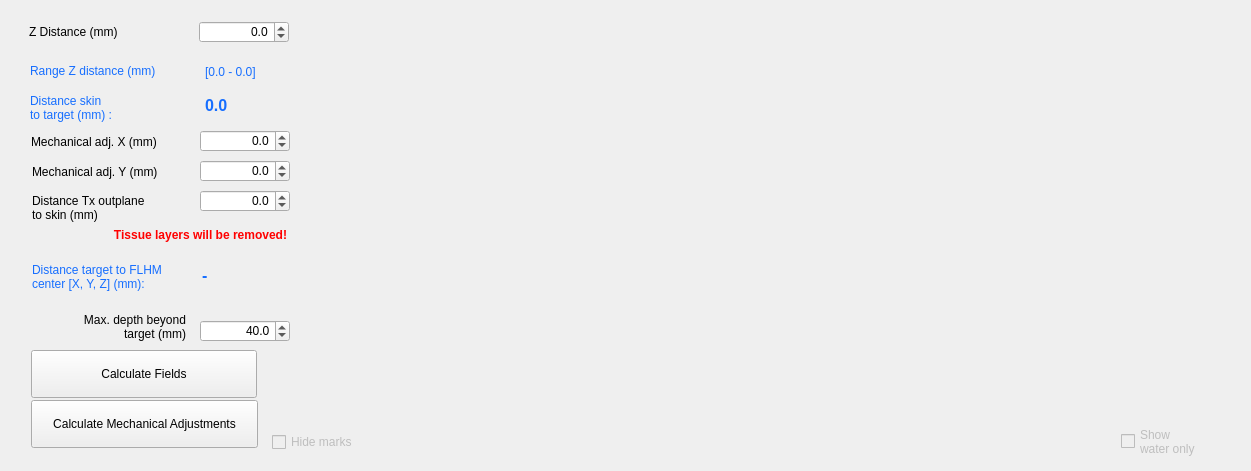
The window that BabelBrain/_Babel_RingTx/form.ui (acoreas/BabelBrain) describes before a commit, drawn with Qt 5.
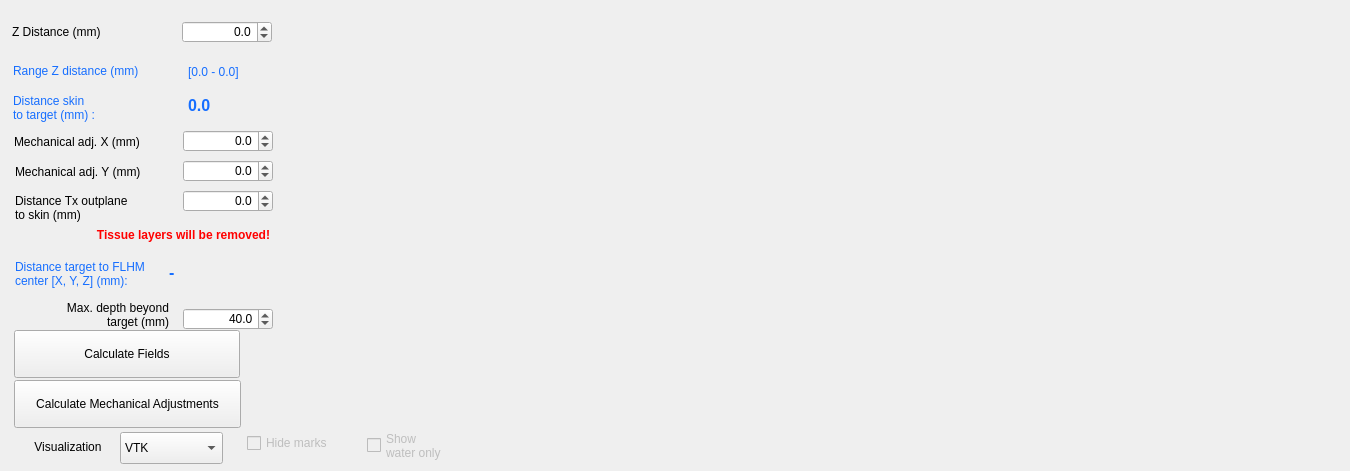
The same window after the commit.

The edit to the form file:
```diff
--- a/BabelBrain/_Babel_RingTx/form.ui
+++ b/BabelBrain/_Babel_RingTx/form.ui
@@ -6,7 +6,7 @@
    <rect>
     <x>0</x>
     <y>0</y>
-    <width>1251</width>
+    <width>1350</width>
     <height>471</height>
    </rect>
   </property>
@@ -19,10 +19,10 @@
   <widget class="QWidget" name="AcField_plot1" native="true">
    <property name="geometry">
     <rect>
-     <x>343</x>
-     <y>30</y>
-     <width>868</width>
-     <height>381</height>
+     <x>310</x>
+     <y>5</y>
+     <width>1026</width>
+     <height>411</height>
     </rect>
    </property>
   </widget>
@@ -32,8 +32,8 @@
    </property>
    <property name="geometry">
     <rect>
-     <x>1121</x>
-     <y>416</y>
+     <x>367</x>
+     <y>420</y>
      <width>91</width>
      <height>51</height>
     </rect>
@@ -46,17 +46,17 @@
   <widget class="QWidget" name="IsppaScrollBars" native="true">
    <property name="geometry">
     <rect>
-     <x>405</x>
-     <y>410</y>
-     <width>714</width>
-     <height>61</height>
+     <x>483</x>
+     <y>419</y>
+     <width>848</width>
+     <height>52</height>
     </rect>
    </property>
   </widget>
   <widget class="QDoubleSpinBox" name="YMechanicSpinBox">
    <property name="geometry">
     <rect>
-     <x>200</x>
+     <x>183</x>
      <y>160</y>
      <width>90</width>
      <height>22</height>
@@ -84,7 +84,7 @@
   <widget class="QLabel" name="label_24">
    <property name="geometry">
     <rect>
-     <x>32</x>
+     <x>15</x>
      <y>192</y>
      <width>143</width>
      <height>31</height>
@@ -98,8 +98,8 @@
   <widget class="QDoubleSpinBox" name="MaxDepthSpinBox">
    <property name="geometry">
     <rect>
-     <x>200</x>
-     <y>320</y>
+     <x>183</x>
+     <y>308</y>
      <width>90</width>
      <height>22</height>
     </rect>
@@ -126,7 +126,7 @@
   <widget class="QLabel" name="TPORangeLabel">
    <property name="geometry">
     <rect>
-     <x>205</x>
+     <x>188</x>
      <y>60</y>
      <width>88</width>
      <height>23</height>
@@ -139,26 +139,10 @@
     <string>[0.0 - 0.0]</string>
    </property>
   </widget>
-  <widget class="QCheckBox" name="HideMarkscheckBox">
-   <property name="enabled">
-    <bool>false</bool>
-   </property>
-   <property name="geometry">
-    <rect>
-     <x>272</x>
-     <y>428</y>
-     <width>93</width>
-     <height>28</height>
-    </rect>
-   </property>
-   <property name="text">
-    <string>Hide marks</string>
-   </property>
-  </widget>
   <widget class="QLabel" name="LabelTissueRemoved">
    <property name="geometry">
     <rect>
-     <x>99</x>
+     <x>82</x>
      <y>220</y>
      <width>203</width>
      <height>30</height>
@@ -182,8 +166,8 @@
   <widget class="QLabel" name="label_25">
    <property name="geometry">
     <rect>
-     <x>33</x>
-     <y>312</y>
+     <x>16</x>
+     <y>300</y>
      <width>153</width>
      <height>30</height>
     </rect>
@@ -199,7 +183,7 @@
   <widget class="QLabel" name="label_21">
    <property name="geometry">
     <rect>
-     <x>30</x>
+     <x>13</x>
      <y>92</y>
      <width>150</width>
      <height>31</height>
@@ -219,8 +203,8 @@
   <widget class="QLabel" name="label_27">
    <property name="geometry">
     <rect>
-     <x>32</x>
-     <y>253</y>
+     <x>15</x>
+     <y>250</y>
      <width>164</width>
      <height>47</height>
     </rect>
@@ -239,7 +223,7 @@
   <widget class="QLabel" name="labelTPODistance">
    <property name="geometry">
     <rect>
-     <x>29</x>
+     <x>12</x>
      <y>22</y>
      <width>143</width>
      <height>20</height>
@@ -252,7 +236,7 @@
   <widget class="QLabel" name="label_20">
    <property name="geometry">
     <rect>
-     <x>31</x>
+     <x>14</x>
      <y>132</y>
      <width>143</width>
      <height>20</height>
@@ -265,7 +249,7 @@
   <widget class="QLabel" name="DistanceSkinLabel">
    <property name="geometry">
     <rect>
-     <x>205</x>
+     <x>188</x>
      <y>90</y>
      <width>76</width>
      <height>31</height>
@@ -290,7 +274,7 @@
   <widget class="QDoubleSpinBox" name="XMechanicSpinBox">
    <property name="geometry">
     <rect>
-     <x>200</x>
+     <x>183</x>
      <y>130</y>
      <width>90</width>
      <height>22</height>
@@ -318,7 +302,7 @@
   <widget class="QLabel" name="labelTPORange">
    <property name="geometry">
     <rect>
-     <x>30</x>
+     <x>13</x>
      <y>55</y>
      <width>159</width>
      <height>31</height>
@@ -337,7 +321,7 @@
   <widget class="QDoubleSpinBox" name="TPODistanceSpinBox">
    <property name="geometry">
     <rect>
-     <x>199</x>
+     <x>182</x>
      <y>21</y>
      <width>90</width>
      <height>22</height>
@@ -365,7 +349,7 @@
   <widget class="QLabel" name="label_23">
    <property name="geometry">
     <rect>
-     <x>32</x>
+     <x>15</x>
      <y>162</y>
      <width>143</width>
      <height>20</height>
@@ -378,8 +362,8 @@
   <widget class="QPushButton" name="CalculateAcField">
    <property name="geometry">
     <rect>
-     <x>31</x>
-     <y>350</y>
+     <x>14</x>
+     <y>330</y>
      <width>226</width>
      <height>48</height>
     </rect>
@@ -397,8 +381,8 @@
   <widget class="QPushButton" name="CalculateMechAdj">
    <property name="geometry">
     <rect>
-     <x>31</x>
-     <y>400</y>
+     <x>14</x>
+     <y>380</y>
      <width>227</width>
      <height>48</height>
     </rect>
@@ -416,7 +400,7 @@
   <widget class="QDoubleSpinBox" name="SkinDistanceSpinBox">
    <property name="geometry">
     <rect>
-     <x>200</x>
+     <x>183</x>
      <y>190</y>
      <width>90</width>
      <height>22</height>
@@ -444,8 +428,8 @@
   <widget class="QLabel" name="DistanceTargetLabel">
    <property name="geometry">
     <rect>
-     <x>202</x>
-     <y>260</y>
+     <x>169</x>
+     <y>257</y>
      <width>135</width>
      <height>31</height>
     </rect>
@@ -466,6 +450,58 @@
     <set>Qt::TextInteractionFlag::LinksAccessibleByMouse|Qt::TextInteractionFlag::TextSelectableByMouse</set>
    </property>
   </widget>
+  <widget class="QLabel" name="HULabel_2">
+   <property name="geometry">
+    <rect>
+     <x>22</x>
+     <y>437</y>
+     <width>92</width>
+     <height>20</height>
+    </rect>
+   </property>
+   <property name="text">
+    <string>Visualization</string>
+   </property>
+   <property name="alignment">
+    <set>Qt::AlignmentFlag::AlignCenter</set>
+   </property>
+  </widget>
+  <widget class="QComboBox" name="VisualizationcomboBox">
+   <property name="geometry">
+    <rect>
+     <x>120</x>
+     <y>432</y>
+     <width>103</width>
+     <height>32</height>
+    </rect>
+   </property>
+   <item>
+    <property name="text">
+     <string>VTK</string>
+    </property>
+   </item>
+   <item>
+    <property name="text">
+     <string>Matplotlib</string>
+    </property>
+   </item>
+  </widget>
+  <widget class="QCheckBox" name="HideMarkscheckBox">
+   <property name="enabled">
+    <bool>false</bool>
+   </property>
+   <property name="geometry">
+    <rect>
+     <x>247</x>
+     <y>429</y>
+     <width>93</width>
+     <height>28</height>
+    </rect>
+   </property>
+   <property name="text">
+    <string>Hide marks</string>
+   </property>
+  </widget>
  </widget>
  <tabstops>
   <tabstop>ShowWaterResultscheckBox</tabstop>
```
